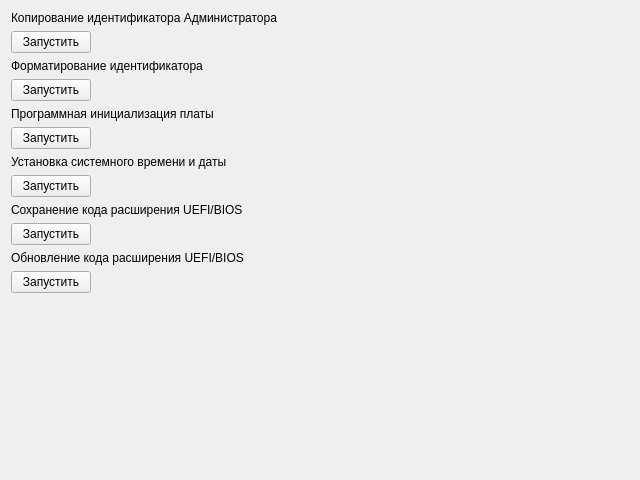
Qt form panels/ServiceOperationsPanel.ui (m6v/sobol) before a commit.
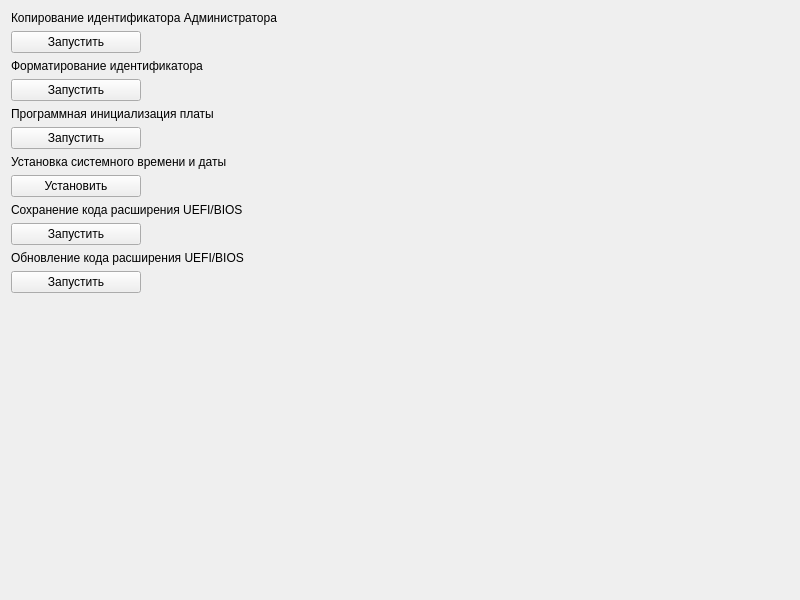
The same form after that commit.

Patch:
```diff
--- a/panels/ServiceOperationsPanel.ui
+++ b/panels/ServiceOperationsPanel.ui
@@ -6,8 +6,8 @@
    <rect>
     <x>0</x>
     <y>0</y>
-    <width>640</width>
-    <height>480</height>
+    <width>800</width>
+    <height>600</height>
    </rect>
   </property>
   <property name="windowTitle">
@@ -31,6 +31,12 @@
          <verstretch>0</verstretch>
         </sizepolicy>
        </property>
+       <property name="minimumSize">
+        <size>
+         <width>130</width>
+         <height>0</height>
+        </size>
+       </property>
        <property name="text">
         <string>Запустить</string>
        </property>
@@ -51,6 +57,12 @@
          <verstretch>0</verstretch>
         </sizepolicy>
        </property>
+       <property name="minimumSize">
+        <size>
+         <width>130</width>
+         <height>0</height>
+        </size>
+       </property>
        <property name="text">
         <string>Запустить</string>
        </property>
@@ -71,6 +83,12 @@
          <verstretch>0</verstretch>
         </sizepolicy>
        </property>
+       <property name="minimumSize">
+        <size>
+         <width>130</width>
+         <height>0</height>
+        </size>
+       </property>
        <property name="text">
         <string>Запустить</string>
        </property>
@@ -91,8 +109,14 @@
          <verstretch>0</verstretch>
         </sizepolicy>
        </property>
+       <property name="minimumSize">
+        <size>
+         <width>130</width>
+         <height>0</height>
+        </size>
+       </property>
        <property name="text">
-        <string>Запустить</string>
+        <string>Установить</string>
        </property>
       </widget>
      </item>
@@ -111,6 +135,12 @@
          <verstretch>0</verstretch>
         </sizepolicy>
        </property>
+       <property name="minimumSize">
+        <size>
+         <width>130</width>
+         <height>0</height>
+        </size>
+       </property>
        <property name="text">
         <string>Запустить</string>
        </property>
@@ -131,6 +161,12 @@
          <verstretch>0</verstretch>
         </sizepolicy>
        </property>
+       <property name="minimumSize">
+        <size>
+         <width>130</width>
+         <height>0</height>
+        </size>
+       </property>
        <property name="text">
         <string>Запустить</string>
        </property>
```
Left out of the diff: 24 changed lines with no effect on the pictures.
